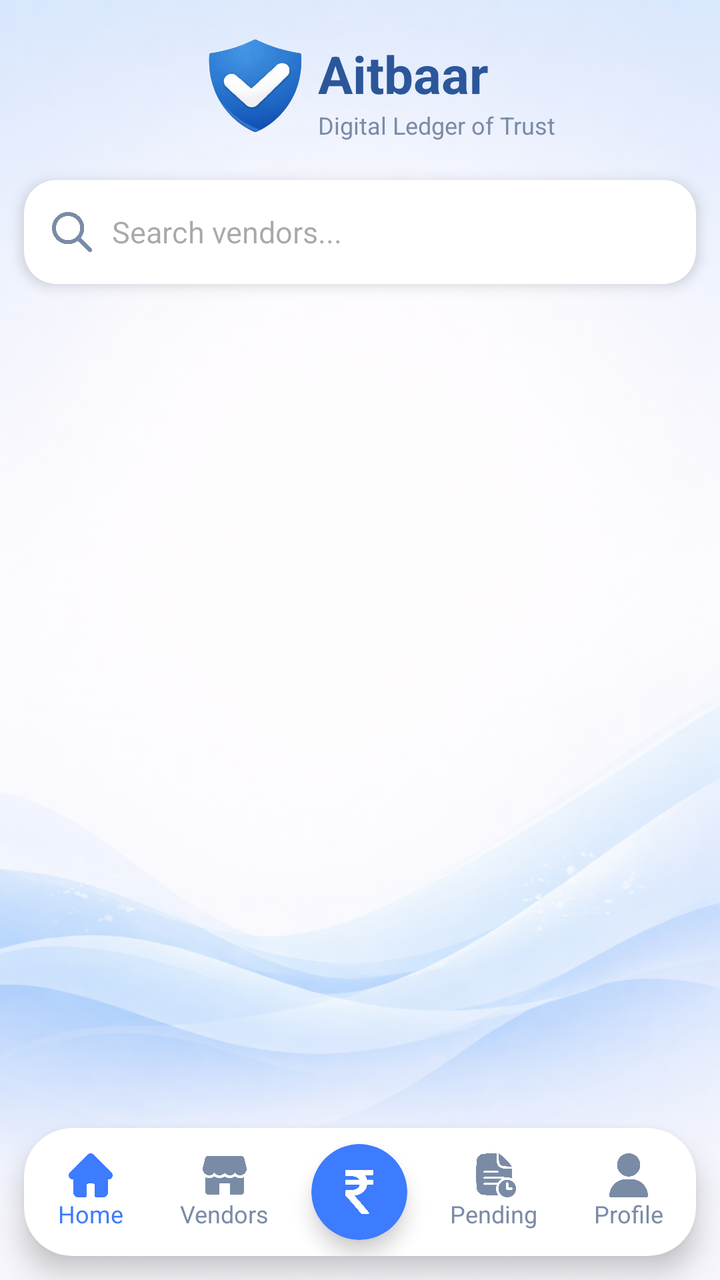
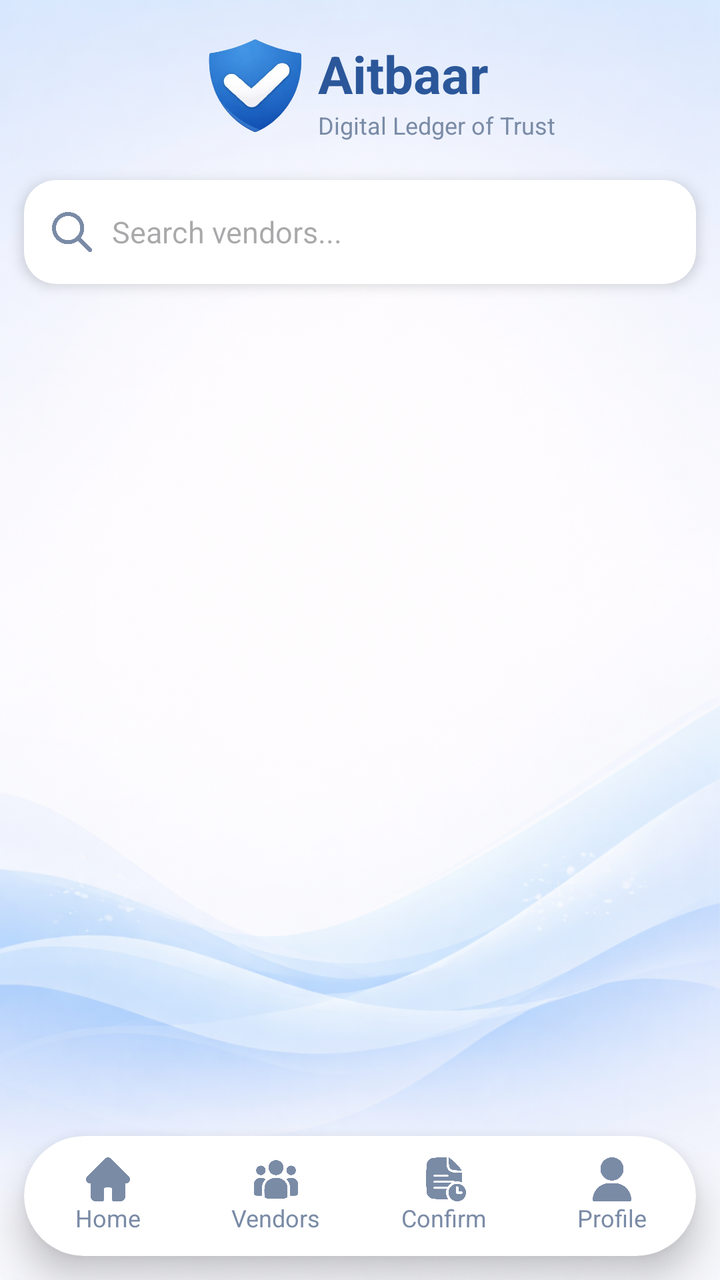

The first picture is an Android layout as it rendered before a commit; the second is the same layout after the commit. The layout source and the unified diff follow.
<!-- AndroidManifest.xml: application theme Theme.Aitbaar -->
<!-- res/layout/fragment_vendors.xml -->
<?xml version="1.0" encoding="utf-8"?>
<FrameLayout xmlns:android="http://schemas.android.com/apk/res/android"
    xmlns:app="http://schemas.android.com/apk/res-auto"
    xmlns:tools="http://schemas.android.com/tools"
    android:layout_width="match_parent"
    android:layout_height="match_parent"
    tools:context=".ui.customer.vendors.FragmentVendors"
    android:background="@drawable/aitbaar_background">


    <androidx.constraintlayout.widget.ConstraintLayout
        android:layout_width="match_parent"
        android:layout_height="match_parent">

        
        <LinearLayout
            android:id="@+id/topHeader"
            android:layout_width="wrap_content"
            android:layout_height="wrap_content"
            android:gravity="center"
            android:orientation="horizontal"
            app:layout_constraintEnd_toEndOf="parent"
            app:layout_constraintStart_toStartOf="parent"
            app:layout_constraintTop_toTopOf="parent">

            <ImageView
                android:layout_width="90dp"
                android:layout_height="90dp"
                android:contentDescription="logo"
                android:src="@drawable/shield_aitbaar" />

            <LinearLayout
                android:layout_width="wrap_content"
                android:layout_height="wrap_content"
                android:layout_marginStart="-14dp"
                android:orientation="vertical">

                <TextView
                    android:layout_width="wrap_content"
                    android:layout_height="wrap_content"
                    android:text="Aitbaar"
                    android:textColor="#2B579A"
                    android:textSize="26sp"
                    android:textStyle="bold" />

                <TextView
                    android:layout_width="wrap_content"
                    android:layout_height="wrap_content"
                    android:text="Digital Ledger of Trust"
                    android:textColor="#7A8BA6"
                    android:textSize="12sp" />
            </LinearLayout>
        </LinearLayout>


        
        <androidx.cardview.widget.CardView
            android:id="@+id/searchCard"
            android:layout_width="0dp"
            android:layout_height="52dp"
            android:layout_marginStart="12dp"
            android:layout_marginEnd="12dp"
            app:cardCornerRadius="16dp"
            app:cardElevation="4dp"
            app:layout_constraintEnd_toEndOf="parent"
            app:layout_constraintStart_toStartOf="parent"
            app:layout_constraintTop_toBottomOf="@id/topHeader">

            <LinearLayout
                android:layout_width="match_parent"
                android:layout_height="match_parent"
                android:gravity="center_vertical"
                android:orientation="horizontal"
                android:paddingHorizontal="14dp">

                <ImageView
                    android:layout_width="20dp"
                    android:layout_height="20dp"
                    android:contentDescription="search"
                    android:src="@drawable/search"
                    app:tint="#7A8BA6" />

                <EditText
                    android:id="@+id/etSearchCustomer"
                    android:layout_width="match_parent"
                    android:layout_height="wrap_content"
                    android:layout_marginStart="10dp"
                    android:background="@android:color/transparent"
                    android:hint="Search vendors..."
                    android:inputType="text"
                    android:padding="0dp"
                    android:textColor="#233C73"
                    android:textSize="15sp" />
            </LinearLayout>
        </androidx.cardview.widget.CardView>

        
        <androidx.recyclerview.widget.RecyclerView
            android:id="@+id/rvCustomers"
            android:layout_width="0dp"
            android:layout_height="0dp"
            android:clipToPadding="false"
            android:paddingStart="12dp"
            android:paddingTop="10dp"
            android:paddingEnd="12dp"
            android:paddingBottom="12dp"
            app:layout_constraintBottom_toTopOf="@+id/vendorBottomNav"
            app:layout_constraintEnd_toEndOf="parent"
            app:layout_constraintStart_toStartOf="parent"
            app:layout_constraintTop_toBottomOf="@id/searchCard" />

        
        <androidx.cardview.widget.CardView
            android:id="@+id/vendorBottomNav"
            android:layout_margin="12dp"
            android:layout_width="0dp"
            android:layout_height="64dp"
            app:cardBackgroundColor="#FFFFFF"
            app:cardCornerRadius="24dp"
            app:cardElevation="8dp"
            app:layout_constraintBottom_toBottomOf="parent"
            app:layout_constraintEnd_toEndOf="parent"
            app:layout_constraintStart_toStartOf="parent">

            <LinearLayout
                android:layout_width="match_parent"
                android:layout_height="match_parent"
                android:gravity="center"
                android:orientation="horizontal"
                android:weightSum="5">

                <LinearLayout
                    android:layout_width="0dp"
                    android:layout_height="match_parent"
                    android:layout_weight="1"
                    android:gravity="center"
                    android:orientation="vertical">

                    <ImageView
                        android:layout_width="22dp"
                        android:layout_height="22dp"
                        android:src="@drawable/home"
                        app:tint="#3D7BFF" />

                    <TextView
                        android:layout_width="wrap_content"
                        android:layout_height="wrap_content"
                        android:text="Home"
                        android:textColor="#3D7BFF"
                        android:textSize="12sp" />
                </LinearLayout>

                <LinearLayout
                    android:layout_width="0dp"
                    android:layout_height="match_parent"
                    android:layout_weight="1"
                    android:gravity="center"
                    android:orientation="vertical">

                    <ImageView
                        android:layout_width="22dp"
                        android:layout_height="22dp"
                        android:src="@drawable/shop"
                        app:tint="#7A8BA6" />

                    <TextView
                        android:layout_width="wrap_content"
                        android:layout_height="wrap_content"
                        android:text="Vendors"
                        android:textColor="#7A8BA6"
                        android:textSize="12sp" />
                </LinearLayout>

                <androidx.cardview.widget.CardView
                    android:layout_width="0dp"
                    android:layout_height="match_parent"
                    android:layout_weight="1"
                    app:cardBackgroundColor="@android:color/transparent"
                    app:cardElevation="0dp">

                    <FrameLayout
                        android:layout_width="match_parent"
                        android:layout_height="match_parent"
                        android:foregroundGravity="center">

                        <androidx.cardview.widget.CardView
                            android:layout_width="48dp"
                            android:layout_height="48dp"
                            android:layout_gravity="center"
                            app:cardBackgroundColor="#3D7BFF"
                            app:cardCornerRadius="28dp"
                            app:cardElevation="6dp">

                            <ImageView
                                android:layout_width="22dp"
                                android:layout_height="22dp"
                                android:layout_gravity="center"
                                android:src="@drawable/rupee_indian"
                                app:tint="#FFFFFF" />
                        </androidx.cardview.widget.CardView>
                    </FrameLayout>
                </androidx.cardview.widget.CardView>

                <LinearLayout
                    android:layout_width="0dp"
                    android:layout_height="match_parent"
                    android:layout_weight="1"
                    android:gravity="center"
                    android:orientation="vertical">

                    <ImageView
                        android:layout_width="22dp"
                        android:layout_height="22dp"
                        android:src="@drawable/pending"
                        app:tint="#7A8BA6" />

                    <TextView
                        android:layout_width="wrap_content"
                        android:layout_height="wrap_content"
                        android:text="Pending"
                        android:textColor="#7A8BA6"
                        android:textSize="12sp" />
                </LinearLayout>

                <LinearLayout
                    android:layout_width="0dp"
                    android:layout_height="match_parent"
                    android:layout_weight="1"
                    android:gravity="center"
                    android:orientation="vertical">

                    <ImageView
                        android:layout_width="22dp"
                        android:layout_height="22dp"
                        android:src="@drawable/profile_user"
                        app:tint="#7A8BA6" />

                    <TextView
                        android:layout_width="wrap_content"
                        android:layout_height="wrap_content"
                        android:text="Profile"
                        android:textColor="#7A8BA6"
                        android:textSize="12sp" />
                </LinearLayout>

            </LinearLayout>
        </androidx.cardview.widget.CardView>

    </androidx.constraintlayout.widget.ConstraintLayout>


</FrameLayout>
<!-- resources referenced by this layout -->
<resources>
  <!-- drawable aitbaar_background: png bitmap (drawable, 940389 bytes) -->
  <!-- drawable home: png bitmap (drawable, 6624 bytes) -->
  <!-- drawable pending: png bitmap (drawable, 14109 bytes) -->
  <!-- drawable profile_user: png bitmap (drawable, 9600 bytes) -->
  <!-- drawable rupee_indian: png bitmap (drawable, 5165 bytes) -->
  <!-- drawable search: png bitmap (drawable, 12367 bytes) -->
  <!-- drawable shield_aitbaar: png bitmap (drawable, 76209 bytes) -->
  <!-- drawable shop: png bitmap (drawable, 8061 bytes) -->
  <style name="Theme.Aitbaar" parent="Base.Theme.Aitbaar" />
  <style name="Base.Theme.Aitbaar" parent="Theme.Material3.Light.NoActionBar">
          
          
      </style>
</resources>

<!-- the commit's change to res/layout/fragment_vendors.xml (unified diff, before → after) -->
@@ -104,20 +104,20 @@
             android:paddingTop="10dp"
             android:paddingEnd="12dp"
             android:paddingBottom="12dp"
-            app:layout_constraintBottom_toTopOf="@+id/vendorBottomNav"
+            app:layout_constraintBottom_toTopOf="@+id/customerBottomNav"
             app:layout_constraintEnd_toEndOf="parent"
             app:layout_constraintStart_toStartOf="parent"
             app:layout_constraintTop_toBottomOf="@id/searchCard" />
 
         
         <androidx.cardview.widget.CardView
-            android:id="@+id/vendorBottomNav"
+            android:id="@+id/customerBottomNav"
+            android:layout_width="0dp"
+            android:layout_height="60dp"
             android:layout_margin="12dp"
-            android:layout_width="0dp"
-            android:layout_height="64dp"
             app:cardBackgroundColor="#FFFFFF"
-            app:cardCornerRadius="24dp"
-            app:cardElevation="8dp"
+            app:cardCornerRadius="30dp"
+            app:cardElevation="10dp"
             app:layout_constraintBottom_toBottomOf="parent"
             app:layout_constraintEnd_toEndOf="parent"
             app:layout_constraintStart_toStartOf="parent">
@@ -127,40 +127,45 @@
                 android:layout_height="match_parent"
                 android:gravity="center"
                 android:orientation="horizontal"
-                android:weightSum="5">
-
-                <LinearLayout
-                    android:layout_width="0dp"
-                    android:layout_height="match_parent"
-                    android:layout_weight="1"
-                    android:gravity="center"
-                    android:orientation="vertical">
-
-                    <ImageView
+                android:weightSum="4">
+
+                
+                <LinearLayout
+                    android:id="@+id/tabHome"
+                    android:layout_width="0dp"
+                    android:layout_height="match_parent"
+                    android:layout_weight="1"
+                    android:gravity="center"
+                    android:orientation="vertical">
+
+                    <ImageView
+                        android:id="@+id/iconHome"
                         android:layout_width="22dp"
                         android:layout_height="22dp"
                         android:src="@drawable/home"
-                        app:tint="#3D7BFF" />
+                        app:tint="#7A8BA6" />
 
                     <TextView
                         android:layout_width="wrap_content"
                         android:layout_height="wrap_content"
                         android:text="Home"
-                        android:textColor="#3D7BFF"
-                        android:textSize="12sp" />
-                </LinearLayout>
-
-                <LinearLayout
-                    android:layout_width="0dp"
-                    android:layout_height="match_parent"
-                    android:layout_weight="1"
-                    android:gravity="center"
-                    android:orientation="vertical">
-
-                    <ImageView
-                        android:layout_width="22dp"
-                        android:layout_height="22dp"
-                        android:src="@drawable/shop"
+                        android:textColor="#7A8BA6"
+                        android:textSize="12sp" />
+                </LinearLayout>
+
+                
+                <LinearLayout
+                    android:id="@+id/tabCustomers"
+                    android:layout_width="0dp"
+                    android:layout_height="match_parent"
+                    android:layout_weight="1"
+                    android:gravity="center"
+                    android:orientation="vertical">
+
+                    <ImageView
+                        android:layout_width="22dp"
+                        android:layout_height="22dp"
+                        android:src="@drawable/customer"
                         app:tint="#7A8BA6" />
 
                     <TextView
@@ -171,37 +176,9 @@
                         android:textSize="12sp" />
                 </LinearLayout>
 
-                <androidx.cardview.widget.CardView
-                    android:layout_width="0dp"
-                    android:layout_height="match_parent"
-                    android:layout_weight="1"
-                    app:cardBackgroundColor="@android:color/transparent"
-                    app:cardElevation="0dp">
-
-                    <FrameLayout
-                        android:layout_width="match_parent"
-                        android:layout_height="match_parent"
-                        android:foregroundGravity="center">
-
-                        <androidx.cardview.widget.CardView
-                            android:layout_width="48dp"
-                            android:layout_height="48dp"
-                            android:layout_gravity="center"
-                            app:cardBackgroundColor="#3D7BFF"
-                            app:cardCornerRadius="28dp"
-                            app:cardElevation="6dp">
-
-                            <ImageView
-                                android:layout_width="22dp"
-                                android:layout_height="22dp"
-                                android:layout_gravity="center"
-                                android:src="@drawable/rupee_indian"
-                                app:tint="#FFFFFF" />
-                        </androidx.cardview.widget.CardView>
-                    </FrameLayout>
-                </androidx.cardview.widget.CardView>
-
-                <LinearLayout
+                
+                <LinearLayout
+                    android:id="@+id/tabConfirm"
                     android:layout_width="0dp"
                     android:layout_height="match_parent"
                     android:layout_weight="1"
@@ -217,12 +194,14 @@
                     <TextView
                         android:layout_width="wrap_content"
                         android:layout_height="wrap_content"
-                        android:text="Pending"
-                        android:textColor="#7A8BA6"
-                        android:textSize="12sp" />
-                </LinearLayout>
-
-                <LinearLayout
+                        android:text="Confirm"
+                        android:textColor="#7A8BA6"
+                        android:textSize="12sp" />
+                </LinearLayout>
+
+                
+                <LinearLayout
+                    android:id="@+id/tabProfile"
                     android:layout_width="0dp"
                     android:layout_height="match_parent"
                     android:layout_weight="1"
<!-- resource entries referenced after the edit -->
@@ -1,13 +1,12 @@
 <!-- resources referenced by this layout -->
 <resources>
   <!-- drawable aitbaar_background: png bitmap (drawable, 940389 bytes) -->
+  <!-- drawable customer: png bitmap (drawable, 12714 bytes) -->
   <!-- drawable home: png bitmap (drawable, 6624 bytes) -->
   <!-- drawable pending: png bitmap (drawable, 14109 bytes) -->
   <!-- drawable profile_user: png bitmap (drawable, 9600 bytes) -->
-  <!-- drawable rupee_indian: png bitmap (drawable, 5165 bytes) -->
   <!-- drawable search: png bitmap (drawable, 12367 bytes) -->
   <!-- drawable shield_aitbaar: png bitmap (drawable, 76209 bytes) -->
-  <!-- drawable shop: png bitmap (drawable, 8061 bytes) -->
   <style name="Theme.Aitbaar" parent="Base.Theme.Aitbaar" />
   <style name="Base.Theme.Aitbaar" parent="Theme.Material3.Light.NoActionBar">
           
